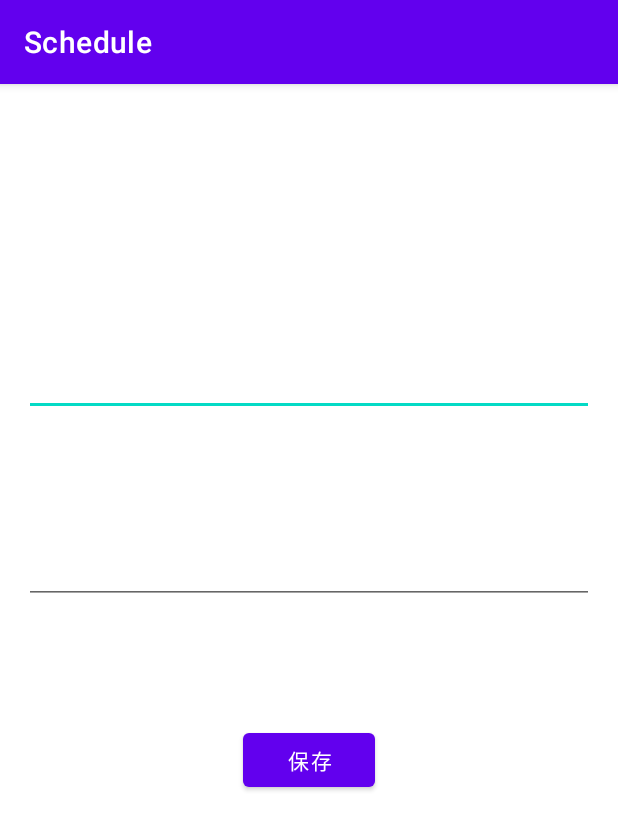
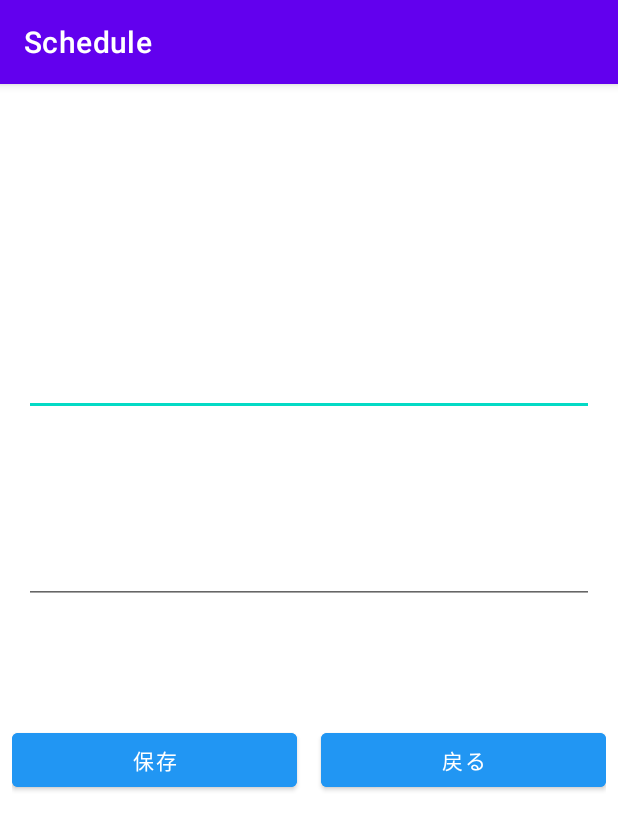
Before and after one commit to smnko1231/Schedule, an Android app: the screen it shows after launch (scheduleEdit), after a tap on an icon or button, on a phone screen of 412 x 824 dp. Shown: the top 830 px of the screen. Run offline under Robolectric (Android 15) with nearby library versions, the phone set to English and light mode, and no system bars; libraries missing offline, so code that uses them is left out: io.realm; 7 statements that could not run were skipped.

Commit message:
起動したときと戻ったときに日付を取得できた

```diff
--- a/app/src/main/AndroidManifest.xml
+++ b/app/src/main/AndroidManifest.xml
@@ -14,6 +14,9 @@
             android:name=".DetailActivity"
             android:exported="false" />
         <activity
+            android:name=".editActivity"
+            android:exported="true"/>
+        <activity
             android:name=".scheduleEdit"
             android:exported="false" />
         <activity
--- a/app/src/main/java/app/nakao/shoma/schedule/MainActivity.kt
+++ b/app/src/main/java/app/nakao/shoma/schedule/MainActivity.kt
@@ -1,6 +1,7 @@
 package app.nakao.shoma.schedule
 
 import android.content.Intent
+import android.os.Build
 import androidx.appcompat.app.AppCompatActivity
 import android.os.Bundle
 import android.util.Log
@@ -8,12 +9,18 @@ import android.view.View
 import android.widget.Button
 import android.widget.CalendarView
 import android.widget.Toast
+import androidx.annotation.RequiresApi
+import androidx.core.view.get
 import androidx.recyclerview.widget.LinearLayoutManager
 import androidx.recyclerview.widget.RecyclerView
 import app.nakao.shoma.schedule.databinding.ActivityMainBinding
 import com.airbnb.lottie.LottieAnimationView
 import io.realm.Realm
 import io.realm.RealmResults
+import java.time.LocalDate
+import java.time.ZoneId
+import java.util.*
+import kotlin.math.log
 
 class MainActivity : AppCompatActivity() {
 
@@ -24,6 +31,7 @@ class MainActivity : AppCompatActivity() {
     var Day = ""
     var IsComplete = false
 
+    @RequiresApi(Build.VERSION_CODES.O)
     override fun onCreate(savedInstanceState: Bundle?) {
         super.onCreate(savedInstanceState)
         binding = ActivityMainBinding.inflate(layoutInflater).apply { setContentView(this.root) }
@@ -42,6 +50,53 @@ class MainActivity : AppCompatActivity() {
         val adapter = MemoAdapter(this)
         binding.RV.layoutManager = LinearLayoutManager(this)
         binding.RV.adapter = adapter
+
+        val dt = LocalDate.now()
+        val today_year = dt.year//calendarView.get(Calendar.YEAR)
+        val today_month = dt.monthValue
+        val today_day = dt.dayOfMonth
+
+        val intent_year = intent.getStringExtra("year")
+        val intent_month = intent.getStringExtra("month")
+        val intent_day = intent.getStringExtra("day")
+        var intent_date = dt
+        if(intent_day!=null && intent_month!=null && intent_year!=null){
+            intent_date = LocalDate.of(intent_year.toInt(),intent_month.toInt(),intent_day.toInt())
+
+        }
+        val zoneId = ZoneId.systemDefault()
+        val millis = intent_date.atStartOfDay(zoneId).toEpochSecond() * 1000 // あんまりよくないけど
+        Log.d("intent_date",millis.toString())
+        Log.d("intent_date",System.currentTimeMillis().toString())
+        calendarView.date = millis
+
+
+        if (intent_year != null && intent_month != null && intent_day != null){
+            Year = intent_year
+            Month = intent_month
+            Day = intent_day
+        }else{
+            Year = today_year.toString()
+            Month = today_month.toString()
+            Day = today_day.toString()
+        }
+
+        val date = "$Year/$Month/$Day"
+        Toast.makeText(this, date, Toast.LENGTH_SHORT).show()
+        viewList.clear()
+        for(m in memo){// 拡張for
+            if (m.isComplete == false){
+                if(m.year == Year && m.month == Month && m.day == Day){
+                    viewList.add(Memo(m.year,m.month,m.day,m.title,m.content))
+                }
+            }else{
+                if(m.year == Year && m.month == Month && m.day == Day){
+                    viewList.add(Memo(m.year,m.month,m.day,m.title,m.content))
+                }
+            }
+        }
+        adapter.itemClear()
+        adapter.addall(viewList)
 
         //lottieAnimationCompleteView.setAnimation(R.raw.completion)
 
@@ -80,9 +135,7 @@ class MainActivity : AppCompatActivity() {
                 }
 
             }
-
             adapter.itemClear()
-
             adapter.addall(viewList)
         }
 
@@ -94,7 +147,6 @@ class MainActivity : AppCompatActivity() {
                 putExtra("day",Day)
                 putExtra("isComplete",IsComplete)
             }
-
             startActivity(scheduleEdit)
         }
 
--- a/app/src/main/res/layout/activity_schedule_edit.xml
+++ b/app/src/main/res/layout/activity_schedule_edit.xml
@@ -34,13 +34,33 @@
         app:layout_constraintStart_toStartOf="parent"
         app:layout_constraintTop_toBottomOf="@+id/titleEdit" />
 
-    <Button
-        android:id="@+id/savebutton"
-        android:layout_width="wrap_content"
+    <LinearLayout
+        android:layout_width="0dp"
         android:layout_height="wrap_content"
+        android:layout_marginStart="8dp"
         android:layout_marginTop="80dp"
-        android:text="保存"
+        android:layout_marginEnd="8dp"
+        android:orientation="horizontal"
         app:layout_constraintEnd_toEndOf="parent"
         app:layout_constraintStart_toStartOf="parent"
-        app:layout_constraintTop_toBottomOf="@+id/contentsEdit" />
+        app:layout_constraintTop_toBottomOf="@+id/contentsEdit">
+
+        <Button
+            android:id="@+id/savebutton"
+            android:layout_width="wrap_content"
+            android:layout_height="wrap_content"
+            android:layout_marginRight="16dp"
+            android:layout_weight="1"
+            android:backgroundTint="#2196F3"
+            android:text="保存" />
+
+        <Button
+            android:id="@+id/backbutton"
+            android:layout_width="wrap_content"
+            android:layout_height="wrap_content"
+            android:layout_weight="1"
+            android:backgroundTint="#2196F3"
+            android:text="戻る" />
+    </LinearLayout>
+
 </androidx.constraintlayout.widget.ConstraintLayout>
```
Also changed, not shown: app/src/main/java/app/nakao/shoma/schedule/DetailActivity.kt (+15 -4 lines), app/src/main/java/app/nakao/shoma/schedule/scheduleEdit.kt (+34 -6 lines), app/src/main/res/layout/activity_detail.xml (+9 -0 lines).
